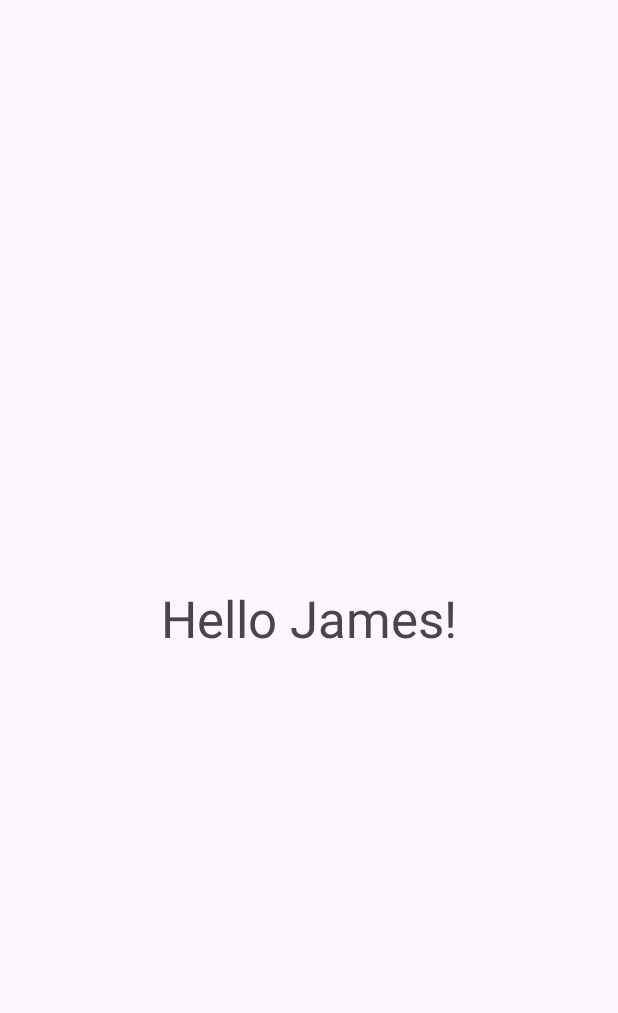
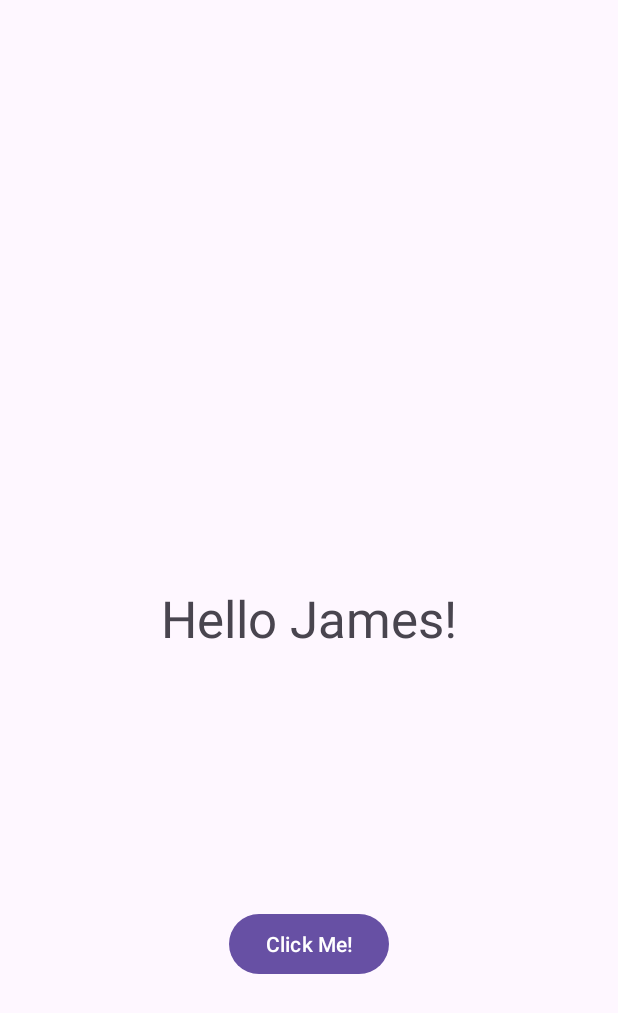
Before and after one commit to texjames1515/Guided_Tour, an Android app: the screen it shows after launch (MainActivity), on a phone screen of 412 x 824 dp. Shown: the top 1013 px of the screen. Run offline under Robolectric (Android 15) with nearby library versions, the phone set to English and light mode, and no system bars.

Commit message:
Created button that when clicked textview text is modified

```diff
--- a/app/src/main/java/edu/temple/helloworldapp/MainActivity.kt
+++ b/app/src/main/java/edu/temple/helloworldapp/MainActivity.kt
@@ -1,17 +1,26 @@
 package edu.temple.helloworldapp
 
+import android.annotation.SuppressLint
 import android.os.Bundle
+import android.widget.Button
+import android.widget.TextView
 import androidx.activity.enableEdgeToEdge
 import androidx.appcompat.app.AppCompatActivity
 import androidx.core.view.ViewCompat
 import androidx.core.view.WindowInsetsCompat
 
 class MainActivity : AppCompatActivity() {
+    @SuppressLint("SetTextI18n")
     override fun onCreate(savedInstanceState: Bundle?) {
         super.onCreate(savedInstanceState) //do not touch this line will crash
         setContentView(R.layout.activity_main) //do not touch, will not show view
 
 
 
+
+        findViewById<Button>(R.id.button).setOnClickListener {
+            findViewById<TextView>(R.id.textView).text = "Why did you click the button?"
+        }
+
     }
 }
--- a/app/src/main/res/layout/activity_main.xml
+++ b/app/src/main/res/layout/activity_main.xml
@@ -8,6 +8,7 @@
     tools:context=".MainActivity">
 
     <TextView
+        android:id="@+id/textView"
         android:layout_width="wrap_content"
         android:layout_height="wrap_content"
         android:text="Hello James!"
@@ -17,4 +18,14 @@
         app:layout_constraintStart_toStartOf="parent"
         app:layout_constraintTop_toTopOf="parent" />
 
+    <Button
+        android:id="@+id/button"
+        android:layout_width="wrap_content"
+        android:layout_height="wrap_content"
+        android:text="Click Me!"
+        app:layout_constraintBottom_toBottomOf="parent"
+        app:layout_constraintEnd_toEndOf="parent"
+        app:layout_constraintStart_toStartOf="parent"
+        app:layout_constraintTop_toBottomOf="@+id/textView" />
+
 </androidx.constraintlayout.widget.ConstraintLayout>
```
